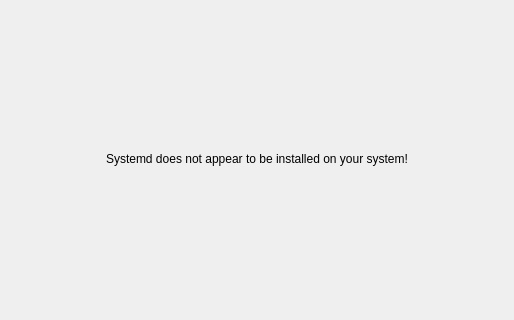
Qt form ui/kcmsystemd.ui (rthomsen/kcmsystemd) before a commit; both pictures show x 0 to 514 and y 179 to 499 of the 514 by 676 pixel window.
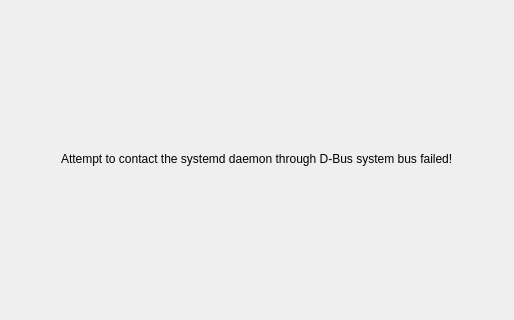
The same form after that commit. The open tabs and pages were chosen to show the change.

Commit message: Use dbus to check for installed systemd and its version instead of pkgconfig

```diff
--- a/ui/kcmsystemd.ui
+++ b/ui/kcmsystemd.ui
@@ -1766,7 +1766,7 @@
          <item row="0" column="1">
           <widget class="QLabel" name="lblFailMessage">
            <property name="text">
-            <string>Systemd does not appear to be installed on your system!</string>
+            <string>Attempt to contact the systemd daemon through D-Bus system bus failed!</string>
            </property>
           </widget>
          </item>
```
Left out of the diff: 4 changed lines with no effect on the pictures. The commit also changes 2 other files.
